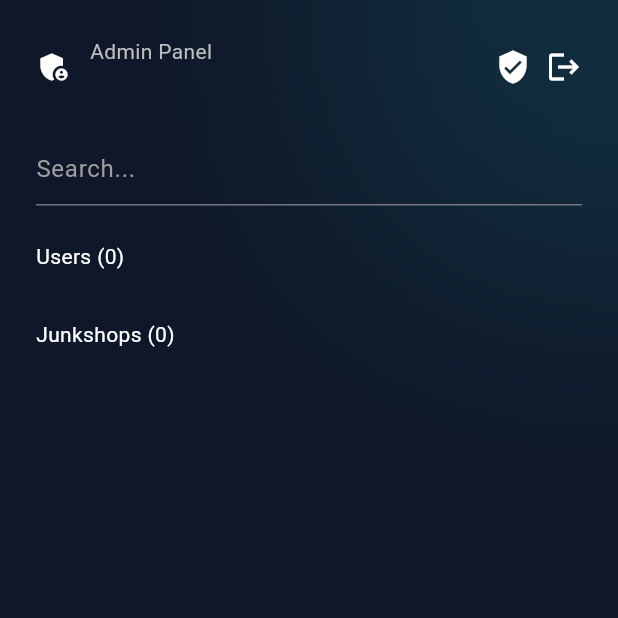
After one commit to JurisAlson/ecoscrap_app, a Flutter app: the AdminUsersDashboardPage screen opened directly, on a phone screen of 412 x 824 dp, the top half of it. The commit adds this screen. Run offline on Flutter 3.47's test engine with Material 3 defaults, Android fonts, the light colour scheme and no system bars; our stand-ins replace cloud_firestore, file_picker, firebase_auth, firebase_core, firebase_storage, geolocator and 3 more; missing offline and left inert: firebase_app_check, tflite_flutter; accounts and stored records are empty.

Commit message:
not finish admin shit

```diff
--- /dev/null
+++ b/lib/admin/admin_users_dashboard.dart
@@ -0,0 +1,229 @@
+import 'dart:ui';
+import 'package:flutter/material.dart';
+import 'package:cloud_firestore/cloud_firestore.dart';
+import 'package:firebase_auth/firebase_auth.dart';
+
+class AdminUsersDashboardPage extends StatefulWidget {
+  const AdminUsersDashboardPage({super.key});
+
+  @override
+  State<AdminUsersDashboardPage> createState() => _AdminUsersDashboardPageState();
+}
+
+class _AdminUsersDashboardPageState extends State<AdminUsersDashboardPage> {
+  final primaryColor = const Color(0xFF1FA9A7);
+  final bgColor = const Color(0xFF0F172A);
+
+  String _query = "";
+
+  /// ✅ DEBUG → Shows Auth Claims
+  Future<void> _showClaims() async {
+    final token = await FirebaseAuth.instance.currentUser?.getIdTokenResult(true);
+
+    if (!mounted) return;
+
+    ScaffoldMessenger.of(context).showSnackBar(
+      SnackBar(
+        content: Text("Claims: ${token?.claims}"),
+        duration: const Duration(seconds: 5),
+      ),
+    );
+  }
+
+  Future<void> _logout() async {
+    await FirebaseAuth.instance.signOut();
+    if (!mounted) return;
+    Navigator.pushNamedAndRemoveUntil(context, "/login", (_) => false);
+  }
+
+  bool _matchesQuery(String a, String b, String c) {
+    if (_query.isEmpty) return true;
+    final q = _query.toLowerCase();
+    return a.toLowerCase().contains(q) ||
+        b.toLowerCase().contains(q) ||
+        c.toLowerCase().contains(q);
+  }
+
+  @override
+  Widget build(BuildContext context) {
+    final admin = FirebaseAuth.instance.currentUser;
+
+    return Scaffold(
+      backgroundColor: bgColor,
+      extendBody: true,
+      body: Stack(
+        children: [
+          /// Background blur
+          Positioned(
+            top: -100,
+            right: -100,
+            child: Container(
+              width: 300,
+              height: 300,
+              decoration: BoxDecoration(
+                shape: BoxShape.circle,
+                color: primaryColor.withOpacity(0.15),
+              ),
+              child: BackdropFilter(
+                filter: ImageFilter.blur(sigmaX: 80, sigmaY: 80),
+                child: Container(color: Colors.transparent),
+              ),
+            ),
+          ),
+
+          SafeArea(
+            child: CustomScrollView(
+              slivers: [
+                /// Top Bar
+                SliverPadding(
+                  padding: const EdgeInsets.all(24),
+                  sliver: SliverToBoxAdapter(
+                    child: Row(
+                      children: [
+                        const Icon(Icons.admin_panel_settings, color: Colors.white),
+                        const SizedBox(width: 12),
+
+                        Expanded(
+                          child: Column(
+                            crossAxisAlignment: CrossAxisAlignment.start,
+                            children: [
+                              Text(
+                                "Admin Panel",
+                                style: TextStyle(color: Colors.grey.shade400),
+                              ),
+                              Text(
+                                admin?.email ?? "Admin",
+                                style: const TextStyle(
+                                    color: Colors.white,
+                                    fontWeight: FontWeight.bold),
+                              ),
+                            ],
+                          ),
+                        ),
+
+                        /// ✅ DEBUG BUTTON
+                        _iconButton(Icons.verified_user, onTap: _showClaims),
+
+                        const SizedBox(width: 10),
+
+                        _iconButton(Icons.logout, onTap: _logout),
+                      ],
+                    ),
+                  ),
+                ),
+
+                /// Search
+                SliverPadding(
+                  padding: const EdgeInsets.symmetric(horizontal: 24),
+                  sliver: SliverToBoxAdapter(
+                    child: TextField(
+                      onChanged: (v) => setState(() => _query = v.trim()),
+                      style: const TextStyle(color: Colors.white),
+                      decoration: const InputDecoration(
+                        hintText: "Search...",
+                        hintStyle: TextStyle(color: Colors.grey),
+                      ),
+                    ),
+                  ),
+                ),
+
+                /// List Card
+                SliverPadding(
+                  padding: const EdgeInsets.all(24),
+                  sliver: SliverToBoxAdapter(child: _combinedCard()),
+                ),
+              ],
+            ),
+          ),
+        ],
+      ),
+    );
+  }
+
+  /// -------------------------------
+  /// USERS + JUNKSHOP STREAM
+  /// -------------------------------
+  Widget _combinedCard() {
+    final usersStream =
+        FirebaseFirestore.instance.collection("Users").snapshots();
+
+    final junkStream =
+        FirebaseFirestore.instance.collection("Junkshop").snapshots();
+
+    return StreamBuilder<QuerySnapshot<Map<String, dynamic>>>(
+      stream: usersStream,
+      builder: (context, usersSnap) {
+        return StreamBuilder<QuerySnapshot<Map<String, dynamic>>>(
+          stream: junkStream,
+          builder: (context, junkSnap) {
+            if (usersSnap.hasError || junkSnap.hasError) {
+              return Text(
+                "Firestore Error:\nUsers: ${usersSnap.error}\nJunk: ${junkSnap.error}",
+                style: const TextStyle(color: Colors.white),
+              );
+            }
+
+            if (!usersSnap.hasData || !junkSnap.hasData) {
+              return const Center(child: CircularProgressIndicator());
+            }
+
+            final users = usersSnap.data!.docs;
+            final junkshops = junkSnap.data!.docs;
+
+            return Column(
+              crossAxisAlignment: CrossAxisAlignment.start,
+              children: [
+                Text("Users (${users.length})",
+                    style: const TextStyle(color: Colors.white)),
+                const SizedBox(height: 8),
+
+                ...users.map((d) => _userTile(d.data(), d.id)),
+
+                const SizedBox(height: 24),
+
+                Text("Junkshops (${junkshops.length})",
+                    style: const TextStyle(color: Colors.white)),
+                const SizedBox(height: 8),
+
+                ...junkshops.map((d) => _userTile(d.data(), d.id)),
+              ],
+            );
+          },
+        );
+      },
+    );
+  }
+
+  Widget _userTile(Map<String, dynamic> data, String id) {
+    final email = data["Email"] ?? id;
+    final role = data["Roles"] ?? "User";
+
+    return Container(
+      margin: const EdgeInsets.only(bottom: 8),
+      padding: const EdgeInsets.all(12),
+      decoration: BoxDecoration(
+        color: Colors.white.withOpacity(0.05),
+        borderRadius: BorderRadius.circular(12),
+      ),
+      child: Row(
+        children: [
+          const Icon(Icons.person, color: Colors.white),
+          const SizedBox(width: 12),
+          Expanded(
+            child: Text(
+              "$email ($role)",
+              style: const TextStyle(color: Colors.white),
+            ),
+          ),
+        ],
+      ),
+    );
+  }
+
+  Widget _iconButton(IconData icon, {required VoidCallback onTap}) {
+    return GestureDetector(
+      onTap: onTap,
+      child: Icon(icon, color: Colors.white),
+    );
+  }
+}
```
Also changed, not shown: lib/admin/admin_dashboard.dart (added, +116 -0 lines), lib/auth/login_page.dart (+19 -91 lines), lib/auth/splash_screen.dart (+8 -19 lines), lib/main.dart (+7 -4 lines), lib/role_gate.dart (added, +108 -0 lines), pubspec.yaml (line endings or trailing spaces), 1 other file.
